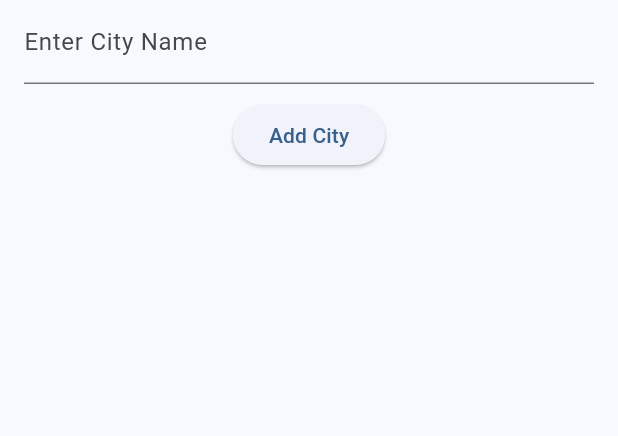
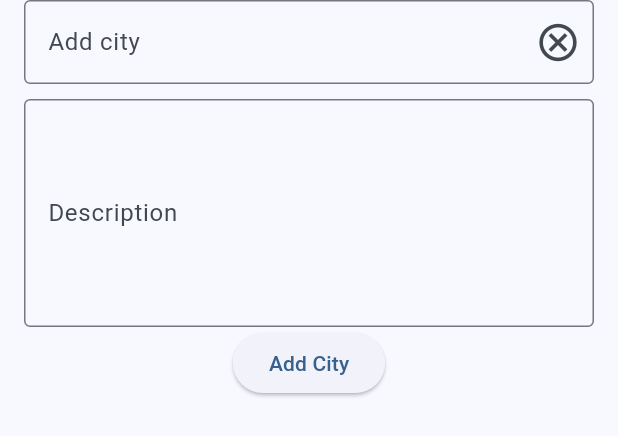
Before and after one commit to Sarethjs/zero_weather, a Flutter app: the CityBottomSheet widget shown alone on an empty page, opened directly with empty values, on a phone screen of 412 x 824 dp. Shown: the top 436 px of the screen. Run offline on Flutter 3.47's test engine with Material 3 defaults, Android fonts, the phone set to English and light mode, and no system bars.

Commit message:
M Description TextField added, OutlineBorder and clear Icon

```diff
--- a/lib/components/city_bottom_sheet.dart
+++ b/lib/components/city_bottom_sheet.dart
@@ -5,9 +5,11 @@ class CityBottomSheet extends StatelessWidget {
     super.key,
     required this.cityController,
     required this.onAddCity,
+    required this.desController,
   });
 
   final TextEditingController cityController;
+  final TextEditingController desController;
   final Function(String) onAddCity;
 
   @override
@@ -21,13 +23,38 @@ class CityBottomSheet extends StatelessWidget {
       child: Column(
         mainAxisSize: MainAxisSize.min,
         children: [
+          // Type city name
           TextField(
             controller: cityController,
-            decoration: const InputDecoration(
-              labelText: 'Enter City Name',
+            decoration: InputDecoration(
+              labelText: 'Add city',
+              border: const OutlineInputBorder(),
+              suffixIcon: IconButton(
+                onPressed: () {},
+                icon: const Icon(
+                  Icons.cancel_outlined,
+                  size: 30,
+                ),
+              ),
             ),
           ),
+
+          // Just a blank space
           const SizedBox(height: 10),
+
+          // Description
+          TextField(
+            controller: desController,
+            minLines: 5,
+            maxLines: 6,
+            keyboardType: TextInputType.multiline,
+            decoration: const InputDecoration(
+              labelText: 'Description',
+              border: OutlineInputBorder(),
+            ),
+          ),
+
+          // Save city button
           ElevatedButton(
             onPressed: () {
               final cityName = cityController.text;
```
